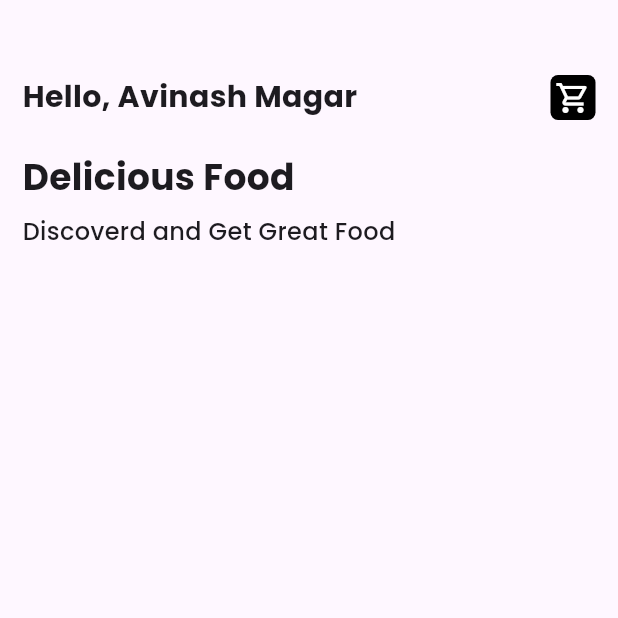
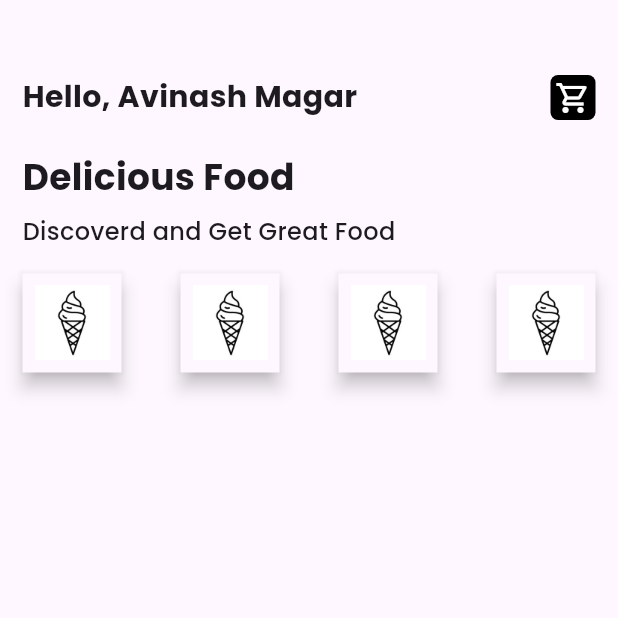
Before and after one commit to Avinash174/khana-khazana, a Flutter app: the screen it shows after launch, on a phone screen of 412 x 824 dp, the top half of it. Run offline on Flutter 3.47's test engine with Material 3 defaults, Android fonts, the phone set to English and light mode, and no system bars; our stand-ins replace google_fonts.

Commit message:
new changes done

```diff
--- a/lib/pages/home_page.dart
+++ b/lib/pages/home_page.dart
@@ -58,7 +58,7 @@ class _HomePageState extends State<HomePage> {
               ),
             ),
             SizedBox(
-              height: height * .010,
+              height: height * .01,
             ),
             Text(
               'Discoverd and Get Great Food',
@@ -67,6 +67,78 @@ class _HomePageState extends State<HomePage> {
                 fontWeight: FontWeight.w500,
               ),
             ),
+            SizedBox(
+              height: height * .020,
+            ),
+            Row(
+              mainAxisAlignment: MainAxisAlignment.spaceBetween,
+              children: [
+                Material(
+                  elevation: 5,
+                  child: Container(
+                    padding: const EdgeInsets.all(8),
+                    decoration: const BoxDecoration(
+                      borderRadius: BorderRadius.all(
+                        Radius.circular(20),
+                      ),
+                    ),
+                    child: Image.asset(
+                      'assets/icons/icon_ice_cream.jpeg',
+                      height: 50,
+                      width: 50,
+                    ),
+                  ),
+                ),
+                Material(
+                  elevation: 5,
+                  child: Container(
+                    padding: const EdgeInsets.all(8),
+                    decoration: const BoxDecoration(
+                      borderRadius: BorderRadius.all(
+                        Radius.circular(20),
+                      ),
+                    ),
+                    child: Image.asset(
+                      'assets/icons/icon_ice_cream.jpeg',
+                      height: 50,
+                      width: 50,
+                    ),
+                  ),
+                ),
+                Material(
+                  elevation: 5,
+                  child: Container(
+                    padding: const EdgeInsets.all(8),
+                    decoration: const BoxDecoration(
+                      borderRadius: BorderRadius.all(
+                        Radius.circular(20),
+                      ),
+                    ),
+                    child: Image.asset(
+                      'assets/icons/icon_ice_cream.jpeg',
+                      height: 50,
+                      width: 50,
+                    ),
+                  ),
+                ),
+                Material(
+                  elevation: 5,
+                  child: Container(
+                    padding: const EdgeInsets.all(8),
+                    decoration: const BoxDecoration(
+                      borderRadius: BorderRadius.all(
+                        Radius.circular(20),
+                      ),
+                    ),
+                    child: Image.asset(
+                      'assets/icons/icon_ice_cream.jpeg',
+                      height: 50,
+                      width: 50,
+                    ),
+                  ),
+                ),
+              ],
+            )
           ],
         ),
       ),
```
Also changed, not shown: assets/icons/icon_burger.jpeg (deleted), assets/icons/icon_burger.png (added), assets/icons/icon_ice_cream.jpeg (added), assets/icons/icon_pizza.jpeg (added), assets/icons/icon_salad.png (added).
